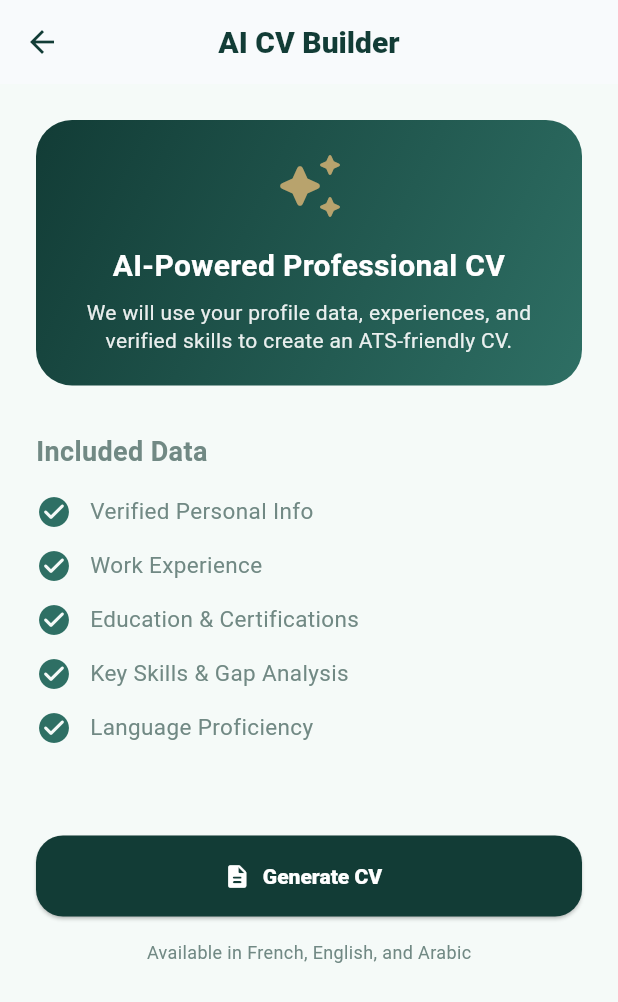
After one commit to Rosa-Demaye/kidme_mobile_app, a Flutter app: the JobFeedScreen screen opened directly, item 4 of the bottom bar chosen, scrolled down 576 dp, after a tap on "AI CV builder", on a phone screen of 412 x 824 dp. The commit adds this screen. Shown: the top 1002 px of the screen. Run offline on Flutter 3.47's test engine with Material 3 defaults, Android fonts, the phone set to English and light mode, and no system bars; our stand-ins replace supabase_flutter; accounts and stored records are empty.

Commit message:
feat: implement AI CV builder logic and real messaging chat interface

```diff
--- /dev/null
+++ b/lib/features/chat/screens/conversation_list_screen.dart
@@ -0,0 +1,106 @@
+import 'package:flutter/material.dart';
+import '../../../theme/app_colors.dart';
+import '../models/chat_models.dart';
+import 'chat_detail_screen.dart';
+
+class ConversationListScreen extends StatelessWidget {
+  const ConversationListScreen({super.key});
+
+  @override
+  Widget build(BuildContext context) {
+    final conversations = [
+      Conversation(
+        id: '1',
+        otherUserName: 'Fale Tech Recruitment',
+        lastMessage: 'Your interview is scheduled for tomorrow at 10 AM.',
+        lastMessageTime: DateTime.now().subtract(const Duration(minutes: 30)),
+        avatarUrl: 'F',
+      ),
+      Conversation(
+        id: '2',
+        otherUserName: 'UNICEF Chad Admin',
+        lastMessage: 'Thank you for your application. We will be in touch.',
+        lastMessageTime: DateTime.now().subtract(const Duration(hours: 2)),
+        avatarUrl: 'U',
+      ),
+      Conversation(
+        id: '3',
+        otherUserName: 'Design Lab',
+        lastMessage: 'Are you available for a remote trial task?',
+        lastMessageTime: DateTime.now().subtract(const Duration(days: 1)),
+        avatarUrl: 'D',
+        isOnline: true,
+      ),
+    ];
+
+    return Scaffold(
+      appBar: AppBar(title: const Text('Messages'), centerTitle: true),
+      body: ListView.separated(
+        padding: const EdgeInsets.symmetric(vertical: 8),
+        itemCount: conversations.length,
+        separatorBuilder: (_, __) => const Divider(indent: 80, height: 1),
+        itemBuilder: (context, index) {
+          final conv = conversations[index];
+          return ListTile(
+            leading: Stack(
+              children: [
+                CircleAvatar(
+                  radius: 28,
+                  backgroundColor: AppColors.blueMist,
+                  child: Text(
+                    conv.avatarUrl,
+                    style: const TextStyle(
+                      fontWeight: FontWeight.bold,
+                      color: AppColors.primaryNavy,
+                    ),
+                  ),
+                ),
+                if (conv.isOnline)
+                  Positioned(
+                    right: 0,
+                    bottom: 0,
+                    child: Container(
+                      height: 14,
+                      width: 14,
+                      decoration: BoxDecoration(
+                        color: Colors.green,
+                        shape: BoxShape.circle,
+                        border: Border.all(color: Colors.white, width: 2),
+                      ),
+                    ),
+                  ),
+              ],
+            ),
+            title: Text(
+              conv.otherUserName,
+              style: const TextStyle(fontWeight: FontWeight.bold),
+            ),
+            subtitle: Text(
+              conv.lastMessage,
+              maxLines: 1,
+              overflow: TextOverflow.ellipsis,
+            ),
+            trailing: Text(
+              _formatTime(conv.lastMessageTime),
+              style: const TextStyle(fontSize: 12, color: AppColors.softGrey),
+            ),
+            onTap: () {
+              Navigator.of(context).push(
+                MaterialPageRoute(
+                  builder: (_) => ChatDetailScreen(conversation: conv),
+                ),
+              );
+            },
+          );
+        },
+      ),
+    );
+  }
+
+  String _formatTime(DateTime dt) {
+    final diff = DateTime.now().difference(dt);
+    if (diff.inMinutes < 60) return '${diff.inMinutes}m';
+    if (diff.inHours < 24) return '${diff.inHours}h';
+    return '${diff.inDays}d';
+  }
+}
--- /dev/null
+++ b/lib/features/cv_builder/screens/cv_builder_screen.dart
@@ -0,0 +1,158 @@
+import 'package:flutter/material.dart';
+import '../../../theme/app_colors.dart';
+import '../../../widgets/kidme_button.dart';
+
+class CVBuilderScreen extends StatefulWidget {
+  const CVBuilderScreen({super.key});
+
+  @override
+  State<CVBuilderScreen> createState() => _CVBuilderScreenState();
+}
+
+class _CVBuilderScreenState extends State<CVBuilderScreen> {
+  bool _isGenerating = false;
+
+  void _generateCV() async {
+    setState(() => _isGenerating = true);
+    await Future.delayed(const Duration(seconds: 3));
+    if (mounted) {
+      setState(() => _isGenerating = false);
+      ScaffoldMessenger.of(context).showSnackBar(
+        const SnackBar(
+          content: Text('AI CV generated successfully! Exporting to PDF...'),
+          backgroundColor: AppColors.emerald,
+        ),
+      );
+    }
+  }
+
+  @override
+  Widget build(BuildContext context) {
+    return Scaffold(
+      appBar: AppBar(title: const Text('AI CV Builder'), centerTitle: true),
+      body: SingleChildScrollView(
+        padding: const EdgeInsets.all(24),
+        child: Column(
+          crossAxisAlignment: CrossAxisAlignment.start,
+          children: [
+            Container(
+              padding: const EdgeInsets.all(20),
+              decoration: BoxDecoration(
+                gradient: const LinearGradient(
+                  colors: [AppColors.primaryNavy, AppColors.emerald],
+                  begin: Alignment.topLeft,
+                  end: Alignment.bottomRight,
+                ),
+                borderRadius: BorderRadius.circular(24),
+              ),
+              child: Column(
+                children: [
+                  const Icon(
+                    Icons.auto_awesome_rounded,
+                    color: AppColors.goldAccent,
+                    size: 48,
+                  ),
+                  const SizedBox(height: 16),
+                  const Text(
+                    'AI-Powered Professional CV',
+                    textAlign: TextAlign.center,
+                    style: TextStyle(
+                      color: Colors.white,
+                      fontSize: 20,
+                      fontWeight: FontWeight.bold,
+                    ),
+                  ),
+                  const SizedBox(height: 8),
+                  Text(
+                    'We will use your profile data, experiences, and verified skills to create an ATS-friendly CV.',
+                    textAlign: TextAlign.center,
+                    style: TextStyle(
+                      color: Colors.white.withOpacity(0.9),
+                      fontSize: 14,
+                    ),
+                  ),
+                ],
+              ),
+            ),
+            const SizedBox(height: 32),
+            const Text(
+              'Included Data',
+              style: TextStyle(fontWeight: FontWeight.bold, fontSize: 18),
+            ),
+            const SizedBox(height: 16),
+            const _DataCheckItem(
+              title: 'Verified Personal Info',
+              isChecked: true,
+            ),
+            const _DataCheckItem(title: 'Work Experience', isChecked: true),
+            const _DataCheckItem(
+              title: 'Education & Certifications',
+              isChecked: true,
+            ),
+            const _DataCheckItem(
+              title: 'Key Skills & Gap Analysis',
+              isChecked: true,
+            ),
+            const _DataCheckItem(
+              title: 'Language Proficiency',
+              isChecked: true,
+            ),
+            const SizedBox(height: 48),
+            if (_isGenerating)
+              const Center(
+                child: Column(
+                  children: [
+                    CircularProgressIndicator(),
+                    SizedBox(height: 16),
+                    Text(
+                      'AI is optimizing your content...',
+                      style: TextStyle(color: AppColors.softGrey),
+                    ),
+                  ],
+                ),
+              )
+            else
+              KidmeButton(
+                label: 'Generate CV',
+                icon: Icons.description_rounded,
+                onPressed: _generateCV,
+              ),
+            const SizedBox(height: 16),
+            const Center(
+              child: Text(
+                'Available in French, English, and Arabic',
+                style: TextStyle(fontSize: 12, color: AppColors.softGrey),
+              ),
+            ),
+          ],
+        ),
+      ),
+    );
+  }
+}
+
+class _DataCheckItem extends StatelessWidget {
+  final String title;
+  final bool isChecked;
+
+  const _DataCheckItem({required this.title, required this.isChecked});
+
+  @override
+  Widget build(BuildContext context) {
+    return Padding(
+      padding: const EdgeInsets.only(bottom: 12),
+      child: Row(
+        children: [
+          Icon(
+            isChecked
+                ? Icons.check_circle_rounded
+                : Icons.radio_button_unchecked_rounded,
+            color: isChecked ? AppColors.emerald : AppColors.softGrey,
+          ),
+          const SizedBox(width: 12),
+          Text(title, style: const TextStyle(fontSize: 15)),
+        ],
+      ),
+    );
+  }
+}
--- a/lib/features/events/screens/calendar_screen.dart
+++ b/lib/features/events/screens/calendar_screen.dart
@@ -93,17 +93,57 @@ class _CalendarHeader extends StatelessWidget {
             // Mock day labels
             const Row(
               mainAxisAlignment: MainAxisAlignment.spaceAround,
-              children: ['M', 'T', 'W', 'T', 'F', 'S', 'S']
-                  .map(
-                    (d) => Text(
-                      d,
-                      style: TextStyle(
-                        color: AppColors.softGrey,
-                        fontWeight: FontWeight.bold,
-                      ),
-                    ),
-                  )
-                  .toList(),
+              children: [
+                Text(
+                  'M',
+                  style: TextStyle(
+                    color: AppColors.softGrey,
+                    fontWeight: FontWeight.bold,
+                  ),
+                ),
+                Text(
+                  'T',
+                  style: TextStyle(
+                    color: AppColors.softGrey,
+                    fontWeight: FontWeight.bold,
+                  ),
+                ),
+                Text(
+                  'W',
+                  style: TextStyle(
+                    color: AppColors.softGrey,
+                    fontWeight: FontWeight.bold,
+                  ),
+                ),
+                Text(
+                  'T',
+                  style: TextStyle(
+                    color: AppColors.softGrey,
+                    fontWeight: FontWeight.bold,
+                  ),
+                ),
+                Text(
+                  'F',
+                  style: TextStyle(
+                    color: AppColors.softGrey,
+                    fontWeight: FontWeight.bold,
+                  ),
+                ),
+                Text(
+                  'S',
+                  style: TextStyle(
+                    color: AppColors.softGrey,
+                    fontWeight: FontWeight.bold,
+                  ),
+                ),
+                Text(
+                  'S',
+                  style: TextStyle(
+                    color: AppColors.softGrey,
+                    fontWeight: FontWeight.bold,
+                  ),
+                ),
+              ],
             ),
             const SizedBox(height: 16),
             // Mock grid of days
--- a/lib/screens/job_feed_screen.dart
+++ b/lib/screens/job_feed_screen.dart
@@ -1,6 +1,8 @@
 import 'package:flutter/material.dart';
 
 import '../core/services/supabase_service.dart';
+import '../features/chat/screens/conversation_list_screen.dart';
+import '../features/cv_builder/screens/cv_builder_screen.dart';
 import '../features/events/screens/calendar_screen.dart';
 import '../features/events/screens/events_for_you_screen.dart';
 import '../features/jobs/models/job_model.dart';
@@ -36,17 +38,16 @@ class _JobFeedScreenState extends State<JobFeedScreen> {
           children: [
             _HomeTab(jobsFuture: _jobsFuture),
             const EventsForYouScreen(),
-            const CalendarScreen(),
-            const _ApplicationsTab(),
-            const _RecruiterPreviewTab(),
+            const ConversationListScreen(),
             const _ProfileTab(),
+            const CalendarScreen(), // Index 4, hidden from main nav but accessible
           ],
         ),
       ),
       bottomNavigationBar: NavigationBar(
-        selectedIndex: _tabIndex > 3
-            ? 3
-            : _tabIndex, // Map more tabs to limited slots or expand
+        selectedIndex: _tabIndex == 4
+            ? 1
+            : _tabIndex, // Map Calendar to Events slot highlight
         onDestinationSelected: (index) {
           setState(() {
             _tabIndex = index;
@@ -66,9 +67,9 @@ class _JobFeedScreenState extends State<JobFeedScreen> {
             label: 'Events',
           ),
           NavigationDestination(
-            icon: Icon(Icons.calendar_month_outlined),
-            selectedIcon: Icon(Icons.calendar_month_rounded),
-            label: 'Schedule',
+            icon: Icon(Icons.chat_bubble_outline_rounded),
+            selectedIcon: Icon(Icons.chat_bubble_rounded),
+            label: 'Messages',
           ),
           NavigationDestination(
             icon: Icon(Icons.person_outline_rounded),
@@ -646,11 +647,16 @@ class _ProfileTab extends StatelessWidget {
             subtitle: 'ID, diploma, phone, email, and certificate checks.',
             status: '3/5 verified',
           ),
-          const _ProfileFeature(
+          _ProfileFeature(
             icon: Icons.description_outlined,
             title: 'AI CV builder',
             subtitle: 'Export an ATS-friendly PDF from profile data.',
             status: 'Draft ready',
+            onTap: () {
+              Navigator.of(context).push(
+                MaterialPageRoute(builder: (_) => const CVBuilderScreen()),
+              );
+            },
           ),
           const _ProfileFeature(
             icon: Icons.video_camera_front_outlined,
@@ -676,6 +682,23 @@ class _ProfileTab extends StatelessWidget {
             title: 'Application tracking',
             subtitle: 'Applied, viewed, shortlisted, interview, accepted.',
             status: '6 active',
+          ),
+          const SizedBox(height: 24),
+          ElevatedButton.icon(
+            onPressed: () {
+              // Internal navigation to Schedule index
+              (context.findAncestorStateOfType<_JobFeedScreenState>())
+                  ?.setState(() {
+                    (context.findAncestorStateOfType<_JobFeedScreenState>())
+                            ?._tabIndex =
+                        4;
+                  });
+            },
+            icon: const Icon(Icons.calendar_month_rounded),
+            label: const Text('View My Schedule'),
+            style: ElevatedButton.styleFrom(
+              backgroundColor: AppColors.primaryNavy,
+            ),
           ),
         ],
       ),
@@ -816,29 +839,39 @@ class _ProfileFeature extends StatelessWidget {
     required this.title,
     required this.subtitle,
     required this.status,
+    this.onTap,
   });
 
   final IconData icon;
   final String title;
   final String subtitle;
   final String status;
+  final VoidCallback? onTap;
 
   @override
   Widget build(BuildContext context) {
     return Card(
       child: ListTile(
+        onTap: onTap,
         leading: CircleAvatar(
           backgroundColor: AppColors.softMint,
           child: Icon(icon, color: AppColors.primaryNavy),
         ),
         title: Text(title),
         subtitle: Text(subtitle),
-        trailing: Text(
-          status,
-          style: const TextStyle(
-            color: AppColors.emerald,
-            fontWeight: FontWeight.w900,
-          ),
+        trailing: Row(
+          mainAxisSize: MainAxisSize.min,
+          children: [
+            Text(
+              status,
+              style: const TextStyle(
+                color: AppColors.emerald,
+                fontWeight: FontWeight.w900,
+              ),
+            ),
+            if (onTap != null)
+              const Icon(Icons.chevron_right_rounded, size: 18),
+          ],
         ),
       ),
     );
@@ -903,9 +936,9 @@ class _InfoPill extends StatelessWidget {
 }
 
 class _Requirement extends StatelessWidget {
+  final String text;
+
   const _Requirement({required this.text});
-
-  final String text;
 
   @override
   Widget build(BuildContext context) {
```
Also changed, not shown: lib/features/chat/models/chat_models.dart (added, +33 -0 lines), lib/features/chat/screens/chat_detail_screen.dart (added, +198 -0 lines).
